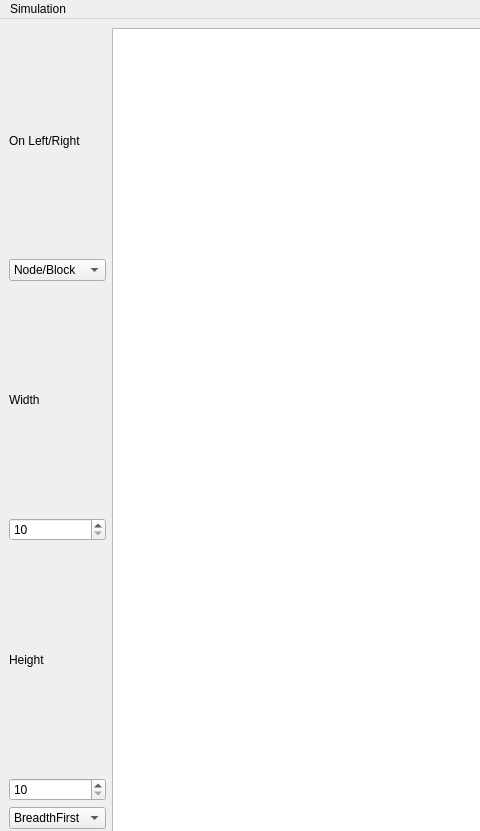
Qt form Pathfinding_GUI/mainwindow.ui (g-ptasinski/Pathfinding) before a commit; both pictures show x 0 to 480 and y 0 to 831 of the 1219 by 916 pixel window.
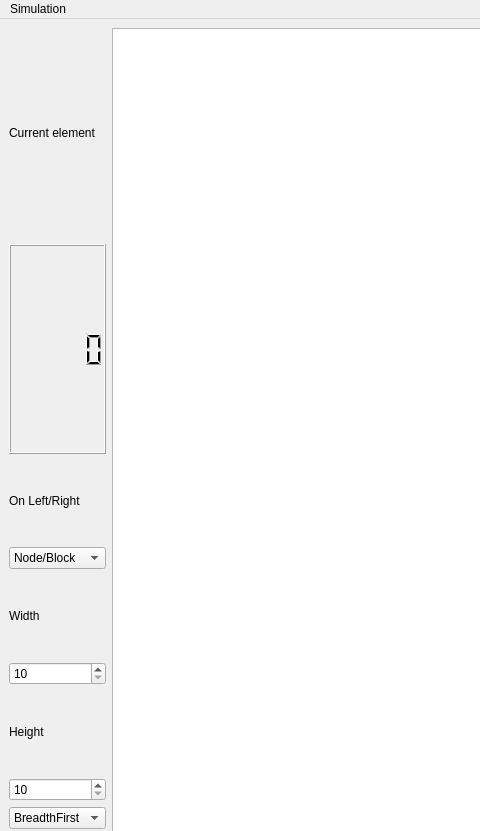
The same form after that commit.

Patch:
```diff
--- a/Pathfinding_GUI/mainwindow.ui
+++ b/Pathfinding_GUI/mainwindow.ui
@@ -139,7 +139,22 @@
        </layout>
       </item>
       <item row="0" column="1">
-       <layout class="QHBoxLayout" name="horizontalLayout"/>
+       <layout class="QHBoxLayout" name="horizontalLayout">
+        <item>
+         <layout class="QVBoxLayout" name="verticalLayout_5">
+          <item>
+           <widget class="QLabel" name="label_5">
+            <property name="text">
+             <string>Current element</string>
+            </property>
+           </widget>
+          </item>
+          <item>
+           <widget class="QLCDNumber" name="lcdNumber"/>
+          </item>
+         </layout>
+        </item>
+       </layout>
       </item>
      </layout>
     </item>
```
